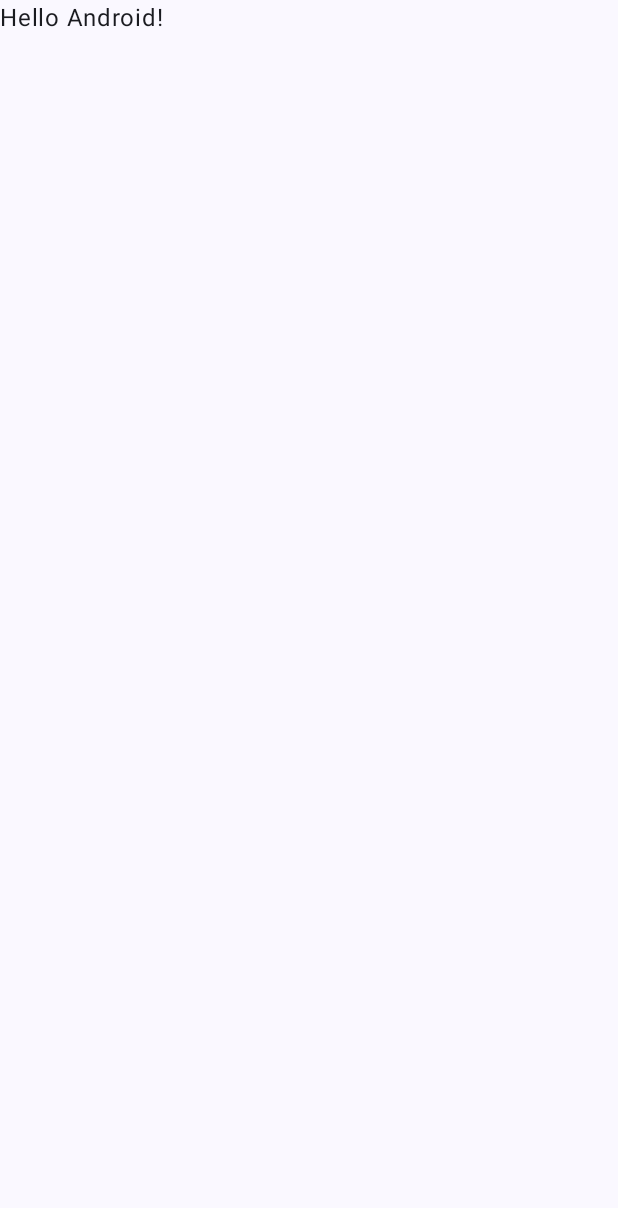
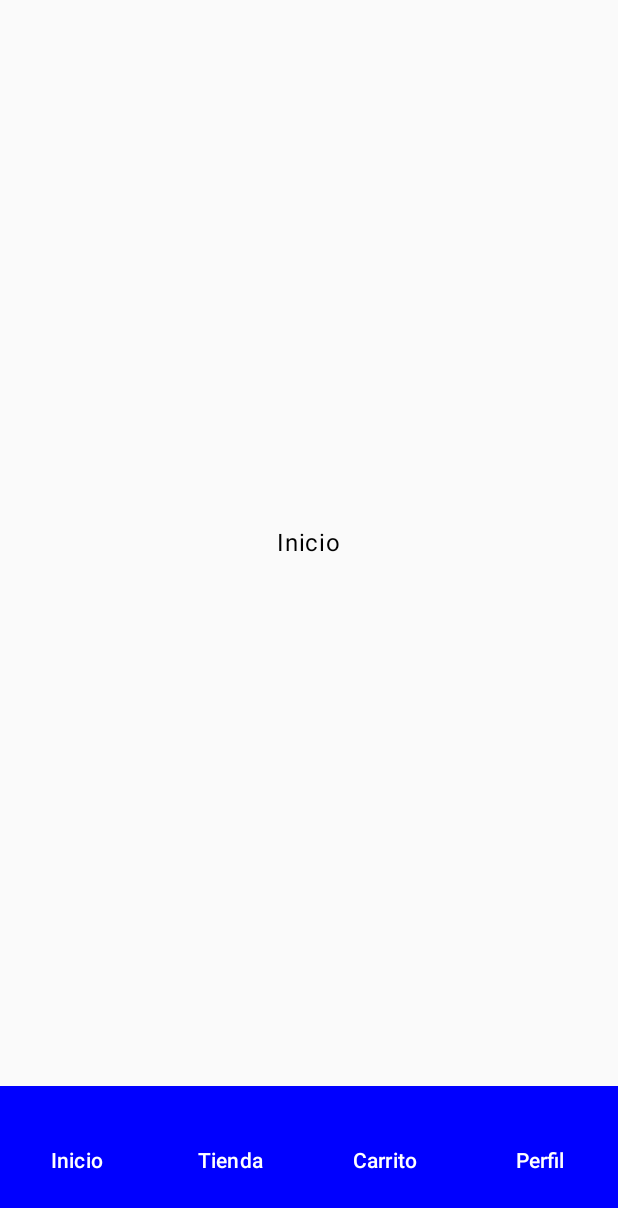
Before and after one commit to BenjaLizama/LEVEL-UP-GAMER-MOBILE, an Android app built with Jetpack Compose: the screen it shows after launch (MainActivity), on a phone screen of 412 x 824 dp. Before the commit the part shown is almost empty. Shown: the top 1208 px of the screen. Run offline under Robolectric (Android 15) with nearby library versions, the phone set to English and light mode, and no system bars.

Commit message:
Implementa navegacion entre pantallas.

```diff
--- a/app/build.gradle.kts
+++ b/app/build.gradle.kts
@@ -49,6 +49,7 @@ dependencies {
     implementation(libs.androidx.ui.graphics)
     implementation(libs.androidx.ui.tooling.preview)
     implementation(libs.androidx.material3)
+    implementation(libs.androidx.foundation.layout.android)
     testImplementation(libs.junit)
     androidTestImplementation(libs.androidx.junit)
     androidTestImplementation(libs.androidx.espresso.core)
--- a/app/src/main/java/com/levelup/level_up_gamer_mobile/MainActivity.kt
+++ b/app/src/main/java/com/levelup/level_up_gamer_mobile/MainActivity.kt
@@ -4,13 +4,7 @@ import android.os.Bundle
 import androidx.activity.ComponentActivity
 import androidx.activity.compose.setContent
 import androidx.activity.enableEdgeToEdge
-import androidx.compose.foundation.layout.fillMaxSize
-import androidx.compose.foundation.layout.padding
-import androidx.compose.material3.Scaffold
-import androidx.compose.material3.Text
-import androidx.compose.runtime.Composable
-import androidx.compose.ui.Modifier
-import androidx.compose.ui.tooling.preview.Preview
+import com.levelup.level_up_gamer_mobile.ui.navigation.AppNavegacion
 import com.levelup.level_up_gamer_mobile.ui.theme.LEVELUPGAMERMOBILETheme
 
 class MainActivity : ComponentActivity() {
@@ -19,29 +13,9 @@ class MainActivity : ComponentActivity() {
         enableEdgeToEdge()
         setContent {
             LEVELUPGAMERMOBILETheme {
-                Scaffold(modifier = Modifier.fillMaxSize()) { innerPadding ->
-                    Greeting(
-                        name = "Android",
-                        modifier = Modifier.padding(innerPadding)
-                    )
-                }
+                AppNavegacion()
             }
+
         }
     }
 }
-
-@Composable
-fun Greeting(name: String, modifier: Modifier = Modifier) {
-    Text(
-        text = "Hello $name!",
-        modifier = modifier
-    )
-}
-
-@Preview(showBackground = true)
-@Composable
-fun GreetingPreview() {
-    LEVELUPGAMERMOBILETheme {
-        Greeting("Android")
-    }
-}
--- /dev/null
+++ b/app/src/main/java/com/levelup/level_up_gamer_mobile/ui/components/BarraNavegacion.kt
@@ -0,0 +1,25 @@
+package com.levelup.level_up_gamer_mobile.ui.components
+
+import androidx.compose.foundation.background
+import androidx.compose.foundation.layout.Row
+import androidx.compose.foundation.layout.fillMaxWidth
+import androidx.compose.foundation.layout.height
+import androidx.compose.runtime.Composable
+import androidx.compose.ui.Modifier
+import androidx.compose.ui.graphics.Color
+import androidx.compose.ui.unit.dp
+import androidx.navigation.NavController
+
+@Composable
+fun BarraNavegacion(navController: NavController) {
+    Row (
+        modifier = Modifier
+            .fillMaxWidth()
+            .background(Color.DarkGray)
+    ) {
+        BotonBarraNavegacion("Inicio", "home", navController, modifier = Modifier.weight(1f).height(100.dp))
+        BotonBarraNavegacion("Tienda", "marketplace", navController, modifier = Modifier.weight(1f).height(100.dp))
+        BotonBarraNavegacion("Carrito", "cart", navController, modifier = Modifier.weight(1f).height(100.dp))
+        BotonBarraNavegacion("Perfil", "profile", navController, modifier = Modifier.weight(1f).height(100.dp))
+    }
+}
--- /dev/null
+++ b/app/src/main/java/com/levelup/level_up_gamer_mobile/ui/components/BotonBarraNavegacion.kt
@@ -0,0 +1,39 @@
+package com.levelup.level_up_gamer_mobile.ui.components
+
+import androidx.compose.foundation.layout.fillMaxWidth
+import androidx.compose.foundation.layout.width
+import androidx.compose.foundation.shape.RoundedCornerShape
+import androidx.compose.material3.Button
+import androidx.compose.material3.ButtonDefaults
+import androidx.compose.material3.Text
+import androidx.compose.runtime.Composable
+import androidx.compose.ui.Modifier
+import androidx.compose.ui.graphics.Color
+import androidx.compose.ui.unit.dp
+import androidx.navigation.NavController
+
+@Composable
+fun BotonBarraNavegacion(
+    text: String,
+    route: String,
+    navController: NavController,
+    modifier: Modifier = Modifier
+) {
+    Button(
+        onClick = {
+            navController.navigate(route) {
+                popUpTo(navController.graph.startDestinationId) { saveState = true }
+                launchSingleTop = true
+                restoreState = true
+            }
+        },
+        colors = ButtonDefaults.buttonColors(
+            containerColor = Color.Blue,
+            contentColor = Color.White
+        ),
+        shape = RoundedCornerShape(0.dp),
+        modifier = modifier
+    ) {
+        Text(text)
+    }
+}
--- /dev/null
+++ b/app/src/main/java/com/levelup/level_up_gamer_mobile/ui/navigation/AppNavegacion.kt
@@ -0,0 +1,32 @@
+package com.levelup.level_up_gamer_mobile.ui.navigation
+
+import androidx.compose.foundation.layout.Box
+import androidx.compose.foundation.layout.Column
+import androidx.compose.foundation.layout.fillMaxSize
+import androidx.compose.runtime.Composable
+import androidx.compose.ui.Modifier
+import androidx.navigation.compose.NavHost
+import androidx.navigation.compose.composable
+import androidx.navigation.compose.rememberNavController
+import com.levelup.level_up_gamer_mobile.ui.components.BarraNavegacion
+import com.levelup.level_up_gamer_mobile.ui.screens.Cart
+import com.levelup.level_up_gamer_mobile.ui.screens.Home
+import com.levelup.level_up_gamer_mobile.ui.screens.Marketplace
+import com.levelup.level_up_gamer_mobile.ui.screens.Profile
+
+@Composable
+fun AppNavegacion() {
+    val navController = rememberNavController()
+
+    Column (modifier = Modifier.fillMaxSize()) {
+        Box(modifier = Modifier.weight(1f)) {
+            NavHost(navController = navController, startDestination = "home") {
+                composable("home") { Home(navController) }
+                composable("marketplace") { Marketplace(navController) }
+                composable("cart") { Cart(navController) }
+                composable("profile") { Profile(navController) }
+            }
+        }
+        BarraNavegacion(navController)
+    }
+}
--- /dev/null
+++ b/app/src/main/java/com/levelup/level_up_gamer_mobile/ui/screens/Home.kt
@@ -0,0 +1,21 @@
+package com.levelup.level_up_gamer_mobile.ui.screens
+
+import androidx.compose.foundation.layout.Box
+import androidx.compose.foundation.layout.fillMaxSize
+import androidx.compose.material3.Button
+import androidx.compose.material3.Text
+import androidx.compose.runtime.Composable
+import androidx.compose.ui.Alignment
+import androidx.compose.ui.Modifier
+import androidx.navigation.NavController
+
+@Composable
+fun Home(navController: NavController) {
+    Box(
+        modifier = Modifier
+            .fillMaxSize(),
+        contentAlignment = Alignment.Center
+    ) {
+        Text("Inicio")
+    }
+}
--- a/gradle/libs.versions.toml
+++ b/gradle/libs.versions.toml
@@ -8,6 +8,7 @@ espressoCore = "3.7.0"
 lifecycleRuntimeKtx = "2.9.4"
 activityCompose = "1.11.0"
 composeBom = "2024.09.00"
+foundationLayoutAndroid = "1.7.0"
 
 [libraries]
 androidx-core-ktx = { group = "androidx.core", name = "core-ktx", version.ref = "coreKtx" }
@@ -31,6 +32,7 @@ androidx-lifecycle-runtime-compose = { group = "androidx.lifecycle", name = "lif
 
 # Coroutines
 kotlinx-coroutines-android = { group = "org.jetbrains.kotlinx", name = "kotlinx-coroutines-android", version = "1.8.1" }
+androidx-foundation-layout-android = { group = "androidx.compose.foundation", name = "foundation-layout-android", version.ref = "foundationLayoutAndroid" }
 
 [plugins]
 android-application = { id = "com.android.application", version.ref = "agp" }
```
Also changed, not shown: app/src/main/java/com/levelup/level_up_gamer_mobile/ui/screens/Cart.kt (added, +20 -0 lines), app/src/main/java/com/levelup/level_up_gamer_mobile/ui/screens/Marketplace.kt (added, +21 -0 lines), app/src/main/java/com/levelup/level_up_gamer_mobile/ui/screens/Profile.kt (added, +20 -0 lines).
